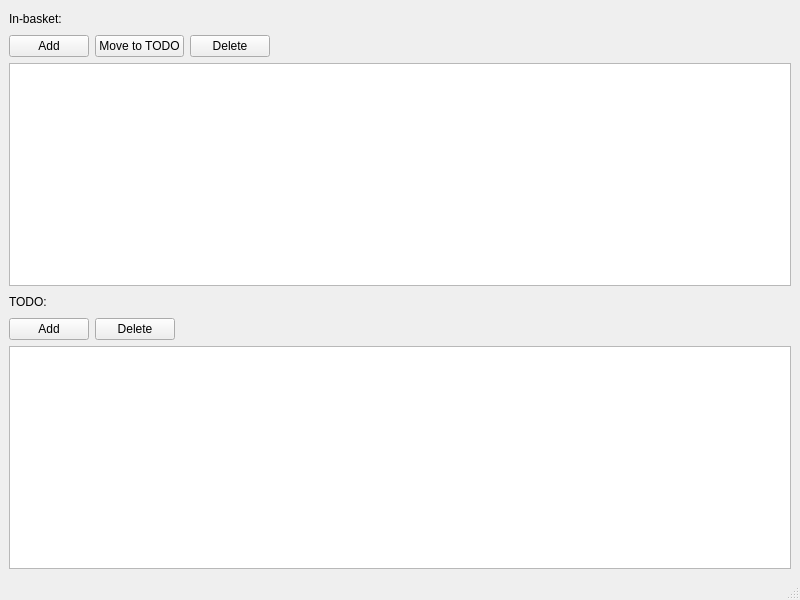
This is GettingThingsDone/mainwindow.ui in eloranta/GettingThingsDone as Qt 5 draws it before an edit. The edited form follows.
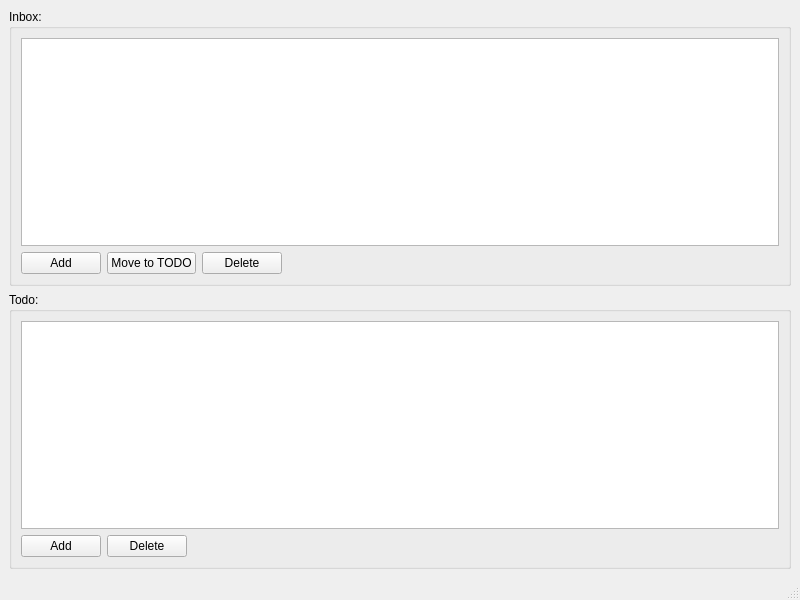
This is the edited form.

What changed in the file:
```diff
--- a/GettingThingsDone/mainwindow.ui
+++ b/GettingThingsDone/mainwindow.ui
@@ -15,31 +15,89 @@
   </property>
   <widget class="QWidget" name="centralwidget">
    <layout class="QGridLayout" name="gridLayout">
+    <item row="2" column="0">
+     <widget class="QGroupBox" name="groupBox_2">
+      <property name="title">
+       <string>Todo:</string>
+      </property>
+      <layout class="QVBoxLayout" name="verticalLayout_4">
+       <item>
+        <layout class="QVBoxLayout" name="verticalLayout_2">
+         <item>
+          <widget class="QTableView" name="todoTableView">
+           <property name="selectionMode">
+            <enum>QAbstractItemView::SingleSelection</enum>
+           </property>
+           <property name="selectionBehavior">
+            <enum>QAbstractItemView::SelectRows</enum>
+           </property>
+           <attribute name="horizontalHeaderStretchLastSection">
+            <bool>true</bool>
+           </attribute>
+           <attribute name="verticalHeaderVisible">
+            <bool>false</bool>
+           </attribute>
+          </widget>
+         </item>
+         <item>
+          <layout class="QHBoxLayout" name="horizontalLayout_2">
+           <item>
+            <widget class="QPushButton" name="addButton_2">
+             <property name="text">
+              <string>Add</string>
+             </property>
+            </widget>
+           </item>
+           <item>
+            <widget class="QPushButton" name="deleteButton_2">
+             <property name="text">
+              <string>Delete</string>
+             </property>
+            </widget>
+           </item>
+           <item>
+            <spacer name="horizontalSpacer_2">
+             <property name="orientation">
+              <enum>Qt::Horizontal</enum>
+             </property>
+             <property name="sizeHint" stdset="0">
+              <size>
+               <width>40</width>
+               <height>20</height>
+              </size>
+             </property>
+            </spacer>
+           </item>
+          </layout>
+         </item>
+        </layout>
+       </item>
+      </layout>
+     </widget>
+    </item>
     <item row="0" column="0">
+     <widget class="QGroupBox" name="groupBox">
+      <property name="title">
+       <string>Inbox:</string>
+      </property>
+      <layout class="QVBoxLayout" name="verticalLayout_3">
+       <item>
      <layout class="QVBoxLayout" name="verticalLayout">
       <item>
-       <layout class="QHBoxLayout" name="horizontalLayout">
-        <item>
-         <widget class="QLabel" name="label">
-          <property name="text">
-           <string>In-basket:</string>
-          </property>
-         </widget>
-        </item>
-        <item>
-         <spacer name="horizontalSpacer_3">
-          <property name="orientation">
-           <enum>Qt::Horizontal</enum>
-          </property>
-          <property name="sizeHint" stdset="0">
-           <size>
-            <width>40</width>
-            <height>20</height>
-           </size>
-          </property>
-         </spacer>
-        </item>
-       </layout>
+          <widget class="QTableView" name="inBasketTableView">
+           <property name="selectionMode">
+            <enum>QAbstractItemView::SingleSelection</enum>
+           </property>
+           <property name="selectionBehavior">
+            <enum>QAbstractItemView::SelectRows</enum>
+           </property>
+           <attribute name="horizontalHeaderStretchLastSection">
+            <bool>true</bool>
+           </attribute>
+           <attribute name="verticalHeaderVisible">
+            <bool>false</bool>
+           </attribute>
+          </widget>
       </item>
       <item>
        <layout class="QHBoxLayout" name="horizontalLayout_3">
@@ -79,98 +137,10 @@
         </item>
        </layout>
       </item>
-      <item>
-       <widget class="QTableView" name="inBasketTableView">
-        <property name="selectionMode">
-         <enum>QAbstractItemView::SingleSelection</enum>
-        </property>
-        <property name="selectionBehavior">
-         <enum>QAbstractItemView::SelectRows</enum>
-        </property>
-        <attribute name="horizontalHeaderStretchLastSection">
-         <bool>true</bool>
-        </attribute>
-        <attribute name="verticalHeaderVisible">
-         <bool>false</bool>
-        </attribute>
-       </widget>
-      </item>
-     </layout>
-    </item>
-    <item row="1" column="0">
-     <layout class="QVBoxLayout" name="verticalLayout_2">
-      <item>
-       <layout class="QHBoxLayout" name="horizontalLayout_4">
-        <item>
-         <widget class="QLabel" name="label_2">
-          <property name="text">
-           <string>TODO:</string>
-          </property>
-         </widget>
-        </item>
-        <item>
-         <spacer name="horizontalSpacer_4">
-          <property name="orientation">
-           <enum>Qt::Horizontal</enum>
-          </property>
-          <property name="sizeHint" stdset="0">
-           <size>
-            <width>40</width>
-            <height>20</height>
-           </size>
-          </property>
-         </spacer>
-        </item>
-       </layout>
-      </item>
-      <item>
-       <layout class="QHBoxLayout" name="horizontalLayout_2">
-        <item>
-         <widget class="QPushButton" name="addButton_2">
-          <property name="text">
-           <string>Add</string>
-          </property>
-         </widget>
-        </item>
-        <item>
-         <widget class="QPushButton" name="deleteButton_2">
-          <property name="text">
-           <string>Delete</string>
-          </property>
-         </widget>
-        </item>
-        <item>
-         <spacer name="horizontalSpacer_2">
-          <property name="orientation">
-           <enum>Qt::Horizontal</enum>
-          </property>
-          <property name="sizeHint" stdset="0">
-           <size>
-            <width>40</width>
-            <height>20</height>
-           </size>
-          </property>
-         </spacer>
-        </item>
-       </layout>
-      </item>
-      <item>
-       <widget class="QTableView" name="todoTableView">
-        <property name="selectionMode">
-         <enum>QAbstractItemView::SingleSelection</enum>
-        </property>
-        <property name="selectionBehavior">
-         <enum>QAbstractItemView::SelectRows</enum>
-        </property>
-        <attribute name="horizontalHeaderStretchLastSection">
-         <bool>true</bool>
-        </attribute>
-        <attribute name="verticalHeaderVisible">
-         <bool>false</bool>
-        </attribute>
-       </widget>
-      </item>
-     </layout>
+        </layout>
+       </item>
+      </layout>
+     </widget>
     </item>
    </layout>
   </widget>
```
Lines whose indentation alone changed are shown as unchanged.
